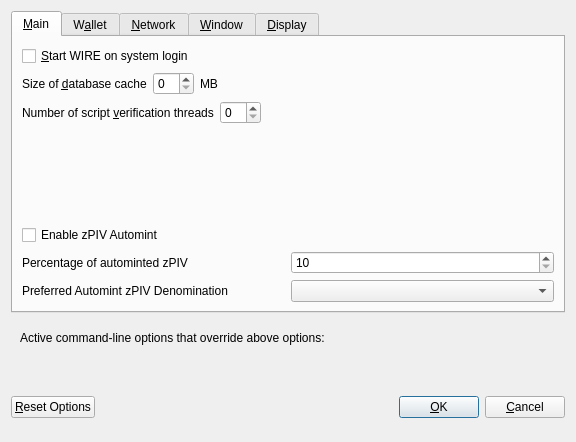
This is src/qt/forms/optionsdialog.ui in therealredvoid/WIREX as Qt 5 draws it before an edit. The edited form follows.
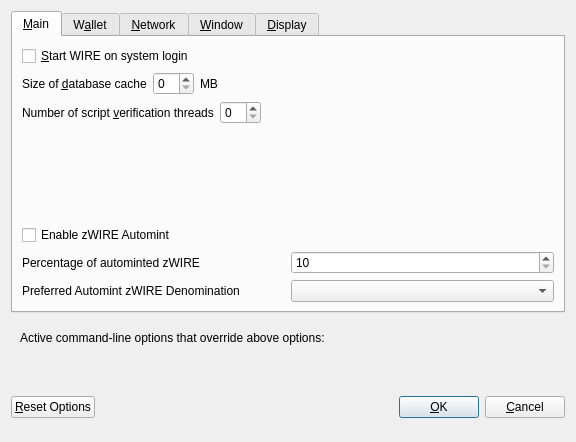
This is the edited form. Custom widgets are drawn as their Qt base class.

What changed in the file:
```diff
--- a/src/qt/forms/optionsdialog.ui
+++ b/src/qt/forms/optionsdialog.ui
@@ -139,7 +139,7 @@
           <enum>Qt::LeftToRight</enum>
          </property>
          <property name="text">
-          <string>Enable zPIV Automint</string>
+          <string>Enable zWIRE Automint</string>
          </property>
         </widget>
        </item>
@@ -151,7 +151,7 @@
             <string>Percentage of incoming WIRE which get automatically converted to zPIV via Zerocoin Protocol (min: 10%)</string>
            </property>
            <property name="text">
-            <string>Percentage of autominted zPIV</string>
+            <string>Percentage of autominted zWIRE</string>
            </property>
           </widget>
          </item>
@@ -184,7 +184,7 @@
             <string>Wait with automatic conversion to Zerocoin until enough WIRE for this denomination is available</string>
            </property>
            <property name="text">
-            <string>Preferred Automint zPIV Denomination</string>
+            <string>Preferred Automint zWIRE Denomination</string>
            </property>
           </widget>
          </item>
```
Left out of the diff: 4 changed lines with no effect on the pictures.
